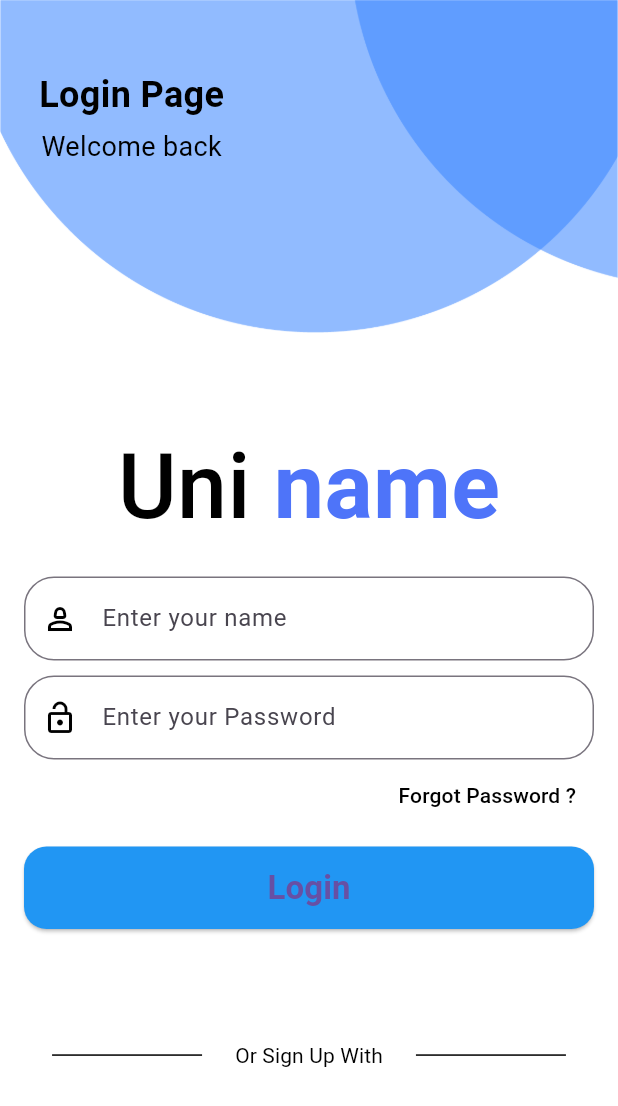
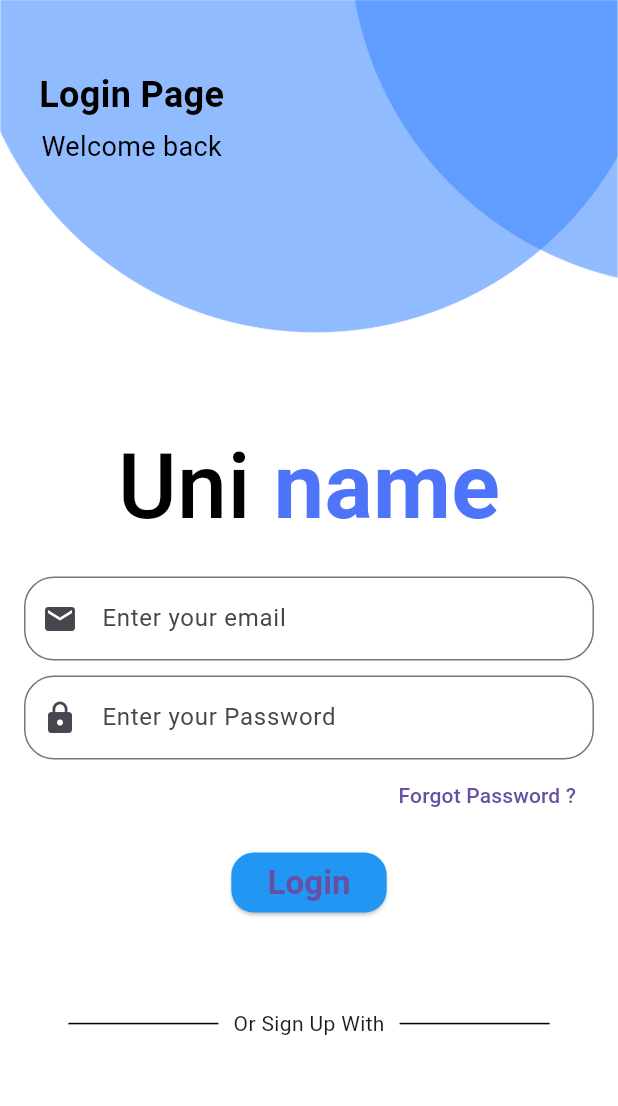
Before and after one commit to Dark-Semicolon/graduation-project-mobile-app, a Flutter app: the LoginPage screen opened by its route, on a phone screen of 412 x 824 dp. Shown: the top 1106 px of the screen. Run offline on Flutter 3.47's test engine with Material 3 defaults, Android fonts, the phone set to English and light mode, and no system bars; our stand-ins replace flutter_svg, go_router, percent_indicator; Roboto replaces fonts that are missing (Outfit).

Commit message:
create login API service

```diff
--- a/lib/lib/API/models/login_model.dart
+++ b/lib/lib/API/models/login_model.dart
@@ -16,13 +16,14 @@ class LoginRequest {
 // login_response_model.dart
 class LoginResponse {
   final String token;
+  final String userName; // You can include other user-related information in the response
 
-  LoginResponse({required this.token});
+  LoginResponse({required this.token, required this.userName});
 
   factory LoginResponse.fromJson(Map<String, dynamic> json) {
     return LoginResponse(
       token: json['token'],
-
+      userName: json['userName'],
     );
   }
 }
--- /dev/null
+++ b/lib/lib/API/services/login_service.dart
@@ -0,0 +1,24 @@
+import 'dart:convert';
+import 'package:http/http.dart' as http;
+import '../models/login_model.dart';
+
+
+class ApiService {
+  static const String baseUrl = 'http://127.0.0.1:8000/api/v1';
+
+  Future<LoginResponse> login(LoginRequest request) async {
+    final response = await http.post(
+      Uri.parse('$baseUrl/login'),
+      headers: <String, String>{
+        'Content-Type': 'application/json; charset=UTF-8',
+      },
+      body: jsonEncode(request.toJson()),
+    );
+
+    if (response.statusCode == 200) {
+      return LoginResponse.fromJson(json.decode(response.body));
+    } else {
+      throw Exception('Failed to login');
+    }
+  }
+}
--- a/lib/lib/Features/Home/Presentation/view/home_page.dart
+++ b/lib/lib/Features/Home/Presentation/view/home_page.dart
@@ -1,8 +1,9 @@
 import 'package:eductionsystem/lib/Features/Home/Presentation/view/widgets/progress_overView__scroll_view.dart';
 import 'package:eductionsystem/lib/Features/Home/Presentation/view/widgets/schedule_view.dart';
 import 'package:flutter/material.dart';
+import 'package:go_router/go_router.dart';
+import '../../../Splash/Persentation/widgets/Nav_bar.dart';
 
-import '../../../Splash/Persentation/widgets/Nav_bar.dart';
 
 class HomePage extends StatelessWidget {
   const HomePage({super.key});
@@ -19,11 +20,13 @@ class HomePage extends StatelessWidget {
             backgroundColor: Colors.blueAccent,
           ),
         ),
-        body: const Column(
+        body:  Column(
           children: [
             ProgressOverViewScrollView(),
             SizedBox(height: 20,),
             ScheduleView(),
+            SizedBox(height: 20,),
+            ElevatedButton(onPressed: (){GoRouter.of(context).push('/LoginPage');}, child: Text('logout'))
           ],
         ),
         bottomNavigationBar: CustomBottomNavBar(
--- a/lib/lib/Features/Login/login_page.dart
+++ b/lib/lib/Features/Login/login_page.dart
@@ -1,14 +1,34 @@
 import 'package:flutter/material.dart';
 import 'package:go_router/go_router.dart';
-
-
-
+import '../../API/models/login_model.dart';
+import '../../API/services/login_service.dart';
 
 class LoginPage extends StatelessWidget {
   const LoginPage({Key? key});
 
   @override
   Widget build(BuildContext context) {
+    final TextEditingController emailController = TextEditingController();
+    final TextEditingController passwordController = TextEditingController();
+
+    void _login() async {
+      final String email = emailController.text.trim();
+      final String password = passwordController.text.trim();
+
+      try {
+        final response = await ApiService().login(
+            LoginRequest(email: email, password: password));
+        GoRouter.of(context).go('/HomePage');
+      } catch (e) {
+
+        ScaffoldMessenger.of(context).showSnackBar(
+          SnackBar(
+            content: Text('Login failed. Please try again (غللللط).'),
+          ),
+        );
+      }
+    }
+
     return Scaffold(
       backgroundColor: Colors.white,
       body: SingleChildScrollView(
@@ -48,75 +68,44 @@ class LoginPage extends StatelessWidget {
                     ),
                   ),
                   SizedBox(height: 25),
-                  const TextField(
+                  TextField(
+                    controller: emailController,
                     decoration: InputDecoration(
-                      labelText: 'Enter your name',
-                      hintText: 'John Doe',
-                      hintStyle: TextStyle(color: Colors.black),
-                      // Set hint text color
-                      prefixIcon:
-                          Icon(Icons.person_2_outlined, color: Colors.black),
+                      labelText: 'Enter your email',
+                      hintText: 'john@example.com',
+                      prefixIcon: Icon(Icons.email),
                       border: OutlineInputBorder(
                         borderRadius: BorderRadius.all(Radius.circular(20)),
-                        borderSide:
-                            BorderSide(color: Colors.black), // Set border color
                       ),
                     ),
-                    style: TextStyle(
-                      fontSize: 16.0,
-                      color: Colors.black,
                   ),
-                    keyboardType: TextInputType.text,
-                    textInputAction: TextInputAction.done,
-                  ),
-                  const SizedBox(height: 10),
-                  const TextField(
+                  SizedBox(height: 10),
+                  TextField(
+                    controller: passwordController,
                     decoration: InputDecoration(
                       labelText: 'Enter your Password',
-                      hintText: '@123',
-                      hintStyle: TextStyle(color: Colors.black),
-                      // Set hint text color
-                      prefixIcon:
-                          Icon(Icons.lock_open_outlined, color: Colors.black),
+                      hintText: 'Password',
+                      prefixIcon: Icon(Icons.lock),
                       border: OutlineInputBorder(
-                        borderRadius: BorderRadius.all(Radius.circular(20.0)),
-                        borderSide:
-                            BorderSide(color: Colors.red), // Set border color
+                        borderRadius: BorderRadius.all(Radius.circular(20)),
                       ),
                     ),
-                    style: TextStyle(
-                      fontSize: 16.0,
-                      color: Colors.black,
-                    ),
-                    keyboardType: TextInputType.text,
-                    textInputAction: TextInputAction.done,
+                    obscureText: true,
                   ),
                   Row(
                     mainAxisAlignment: MainAxisAlignment.end,
                     children: [
                       TextButton(
-                        onPressed: () {},
-                        child: const Text(
-                          'Forgot Password ?',
-                          style: TextStyle(
-                            color: Colors.black,
-                            fontSize: 14,
-                            fontFamily: 'Outfit',
-                            fontWeight: FontWeight.w500,
-                          ),
-                        ),
+                        onPressed: () {
+
+                        },
+                        child: const Text('Forgot Password ?'),
                       ),
                     ],
                   ),
-                  const SizedBox(height: 10),
-                  SizedBox(
-                    width: MediaQuery.of(context).size.width,
-                    height: 55,
-                    child: ElevatedButton(
-                      onPressed: () {
-
-                        GoRouter.of(context).push('/HomePage');
-                      },
+                  SizedBox(height: 10),
+                  ElevatedButton(
+                    onPressed: _login,
                     child: Text(
                       'Login',
                       style: TextStyle(
@@ -131,10 +120,10 @@ class LoginPage extends StatelessWidget {
                         borderRadius:
                         BorderRadius.circular(15), // Rounded border
                       ),
+
                   ),
             ),
-                  ),
-                  const SizedBox(height: 60),
+                  SizedBox(height: 60),
                   Row(
                     mainAxisAlignment: MainAxisAlignment.center,
                     children: [
@@ -143,24 +132,16 @@ class LoginPage extends StatelessWidget {
                         height: 1,
                         color: Colors.black,
                       ),
-                      SizedBox(
-                        width: 10,
-                      ),
-                      TextButton(
-                        onPressed: () {},
-                        child: const Text(
+                      SizedBox(width: 10),
+                      Text(
                         'Or Sign Up With',
                         style: TextStyle(
-                            color: Colors.black,
                           fontSize: 14,
                           fontFamily: 'Outfit',
                           fontWeight: FontWeight.w400,
                         ),
                       ),
-                      ),
-                      SizedBox(
-                        width: 10,
-                      ),
+                      SizedBox(width: 10),
                       Container(
                         width: 100,
                         height: 1,
@@ -168,7 +149,7 @@ class LoginPage extends StatelessWidget {
                       )
                     ],
                   ),
-                  const SizedBox(height: 20),
+                  SizedBox(height: 20),
                 ],
               ),
             )
@@ -179,10 +160,8 @@ class LoginPage extends StatelessWidget {
   }
 }
 
-// widget
-
 class TopImagInLogin extends StatelessWidget {
-  const TopImagInLogin({super.key});
+  const TopImagInLogin({Key? key});
 
   @override
   Widget build(BuildContext context) {
@@ -193,8 +172,8 @@ class TopImagInLogin extends StatelessWidget {
           'assets/images/top_login_scene.png',
           fit: BoxFit.fill,
         ),
-        const Padding(
-          padding: EdgeInsets.all(26.0),
+        Padding(
+          padding: const EdgeInsets.all(26.0),
           child: Column(
             mainAxisAlignment: MainAxisAlignment.start,
             crossAxisAlignment: CrossAxisAlignment.center,
@@ -205,7 +184,8 @@ class TopImagInLogin extends StatelessWidget {
                 style: TextStyle(
                   fontSize: 24,
                   fontWeight: FontWeight.bold,
-                    color: Colors.black),
+                  color: Colors.black,
+                ),
               ),
               SizedBox(height: 5),
               Text(
```
Lines whose indentation alone changed are shown as unchanged.
